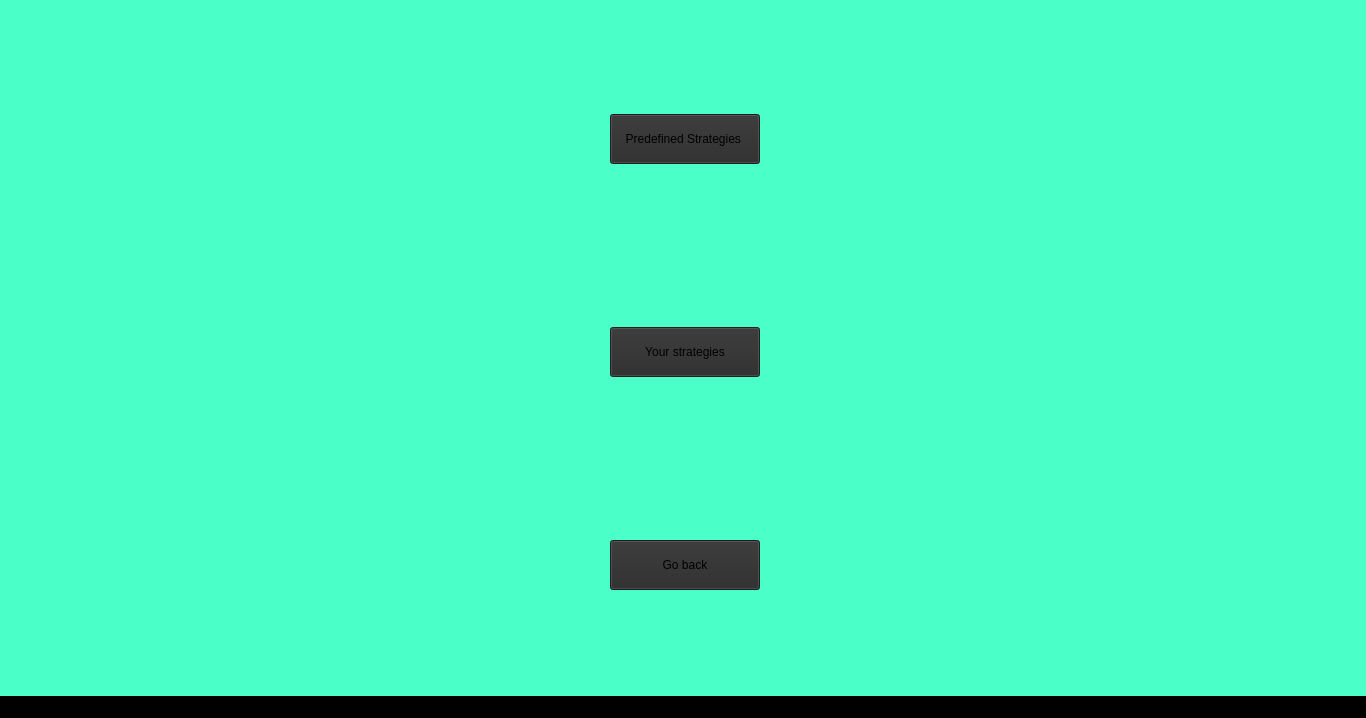
First picture: the form in App/mainwindow.ui, repository Triggered1234/Crypto-Trading-Bot, before the edit.
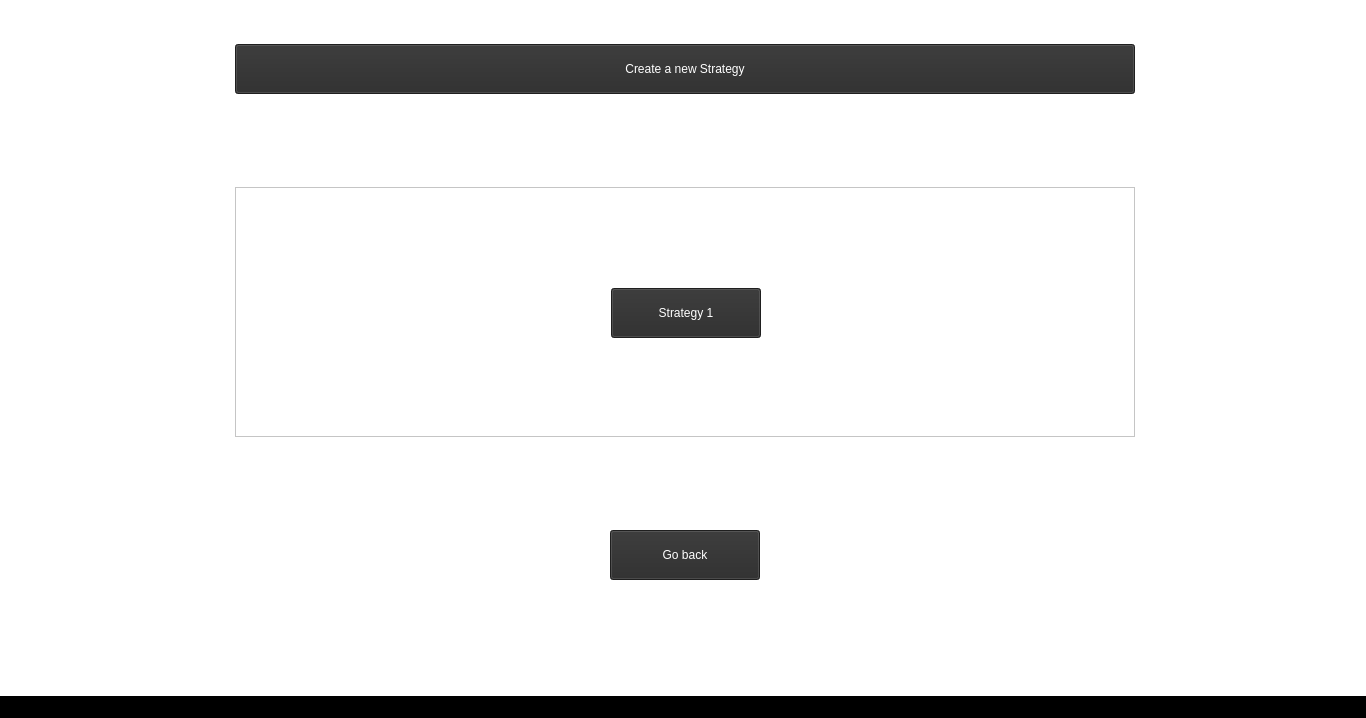
Second picture: the form after the edit. The open tabs and pages were chosen to show the change.

Commit message:
Strategy Logic
Implemented strategy class, ui, and scripts for using strategies (Part 1)
Implemented buying and selling of crypto using the transaction menu.

The edit to the form file:
```diff
--- a/App/mainwindow.ui
+++ b/App/mainwindow.ui
@@ -801,17 +801,37 @@
      </widget>
     </widget>
     <widget class="QWidget" name="strategiesMenu">
+     <property name="styleSheet">
+      <string notr="true">background-color: rgb(255, 255, 255);</string>
+     </property>
      <widget class="QWidget" name="gridLayoutWidget_4">
       <property name="geometry">
        <rect>
         <x>0</x>
         <y>0</y>
         <width>1371</width>
-        <height>791</height>
+        <height>711</height>
        </rect>
       </property>
       <layout class="QGridLayout" name="gridLayout_9">
        <item row="2" column="0">
+        <widget class="QPushButton" name="addStrategyButton">
+         <property name="minimumSize">
+          <size>
+           <width>150</width>
+           <height>50</height>
+          </size>
+         </property>
+         <property name="styleSheet">
+          <string notr="true">background-color: rgb(43, 43, 43);
+color: rgb(255, 255, 255);</string>
+         </property>
+         <property name="text">
+          <string>Create a new Strategy</string>
+         </property>
+        </widget>
+       </item>
+       <item row="5" column="0" alignment="Qt::AlignHCenter">
         <widget class="QPushButton" name="strategiesBackButton">
          <property name="sizePolicy">
           <sizepolicy hsizetype="Maximum" vsizetype="Maximum">
@@ -826,54 +846,109 @@
           </size>
          </property>
          <property name="styleSheet">
-          <string notr="true">background-color: rgb(43, 43, 43);</string>
+          <string notr="true">background-color: rgb(43, 43, 43);
+color: rgb(255, 255, 255);</string>
          </property>
          <property name="text">
           <string>Go back</string>
          </property>
         </widget>
        </item>
+       <item row="4" column="0">
+        <widget class="QScrollArea" name="scrollArea">
+         <property name="minimumSize">
+          <size>
+           <width>150</width>
+           <height>50</height>
+          </size>
+         </property>
+         <property name="maximumSize">
+          <size>
+           <width>900</width>
+           <height>250</height>
+          </size>
+         </property>
+         <property name="widgetResizable">
+          <bool>true</bool>
+         </property>
+         <widget class="QWidget" name="scrollAreaWidgetContents">
+          <property name="geometry">
+           <rect>
+            <x>0</x>
+            <y>0</y>
+            <width>898</width>
+            <height>248</height>
+           </rect>
+          </property>
+          <property name="minimumSize">
+           <size>
+            <width>150</width>
+            <height>50</height>
+           </size>
+          </property>
+          <property name="maximumSize">
+           <size>
+            <width>900</width>
+            <height>250</height>
+           </size>
+          </property>
+          <widget class="QWidget" name="gridLayoutWidget_8">
+           <property name="geometry">
+            <rect>
+             <x>0</x>
+             <y>0</y>
+             <width>901</width>
+             <height>251</height>
+            </rect>
+           </property>
+           <layout class="QGridLayout" name="strategiesLayout">
+            <item row="0" column="0">
+             <widget class="QToolButton" name="strategyButton">
+              <property name="minimumSize">
+               <size>
+                <width>150</width>
+                <height>50</height>
+               </size>
+              </property>
+              <property name="styleSheet">
+               <string notr="true">background-color: rgb(43, 43, 43);
+color: rgb(255, 255, 255);</string>
+              </property>
+              <property name="text">
+               <string>Strategy 1</string>
+              </property>
+             </widget>
+            </item>
+           </layout>
+          </widget>
+         </widget>
+        </widget>
+       </item>
+      </layout>
+     </widget>
+    </widget>
+    <widget class="QWidget" name="predefinedStrategiesMenu">
+     <widget class="QWidget" name="gridLayoutWidget_2">
+      <property name="geometry">
+       <rect>
+        <x>0</x>
+        <y>40</y>
+        <width>1371</width>
+        <height>701</height>
+       </rect>
+      </property>
+      <layout class="QGridLayout" name="predefinedStrategiesLayout">
        <item row="0" column="0">
-        <widget class="QPushButton" name="predefinedStrategiesButton_6">
-         <property name="sizePolicy">
-          <sizepolicy hsizetype="Maximum" vsizetype="Maximum">
-           <horstretch>0</horstretch>
-           <verstretch>0</verstretch>
-          </sizepolicy>
-         </property>
-         <property name="minimumSize">
-          <size>
-           <width>150</width>
-           <height>50</height>
-          </size>
-         </property>
-         <property name="styleSheet">
-          <string notr="true">background-color: rgb(43, 43, 43);</string>
-         </property>
+        <widget class="QPushButton" name="predefinedStrategyButton1">
          <property name="text">
-          <string>Predefined Strategies </string>
+          <string>Strategy 1</string>
          </property>
         </widget>
        </item>
        <item row="1" column="0">
-        <widget class="QPushButton" name="userStrategiesButton_6">
-         <property name="sizePolicy">
-          <sizepolicy hsizetype="Maximum" vsizetype="Maximum">
-           <horstretch>0</horstretch>
-           <verstretch>0</verstretch>
-          </sizepolicy>
-         </property>
-         <property name="minimumSize">
-          <size>
-           <width>150</width>
-           <height>50</height>
-          </size>
-         </property>
-         <property name="styleSheet">
-          <string notr="true">background-color: rgb(43, 43, 43);</string>
-         </property>
+        <widget class="QPushButton" name="predefinedStrategyButton2">
          <property name="text">
-          <string>Your strategies</string>
+          <string>Strategy 2</string>
          </property>
         </widget>
        </item>
```
Left out of the diff: 200 changed lines with no effect on the pictures. The commit also changes 18 other files.
